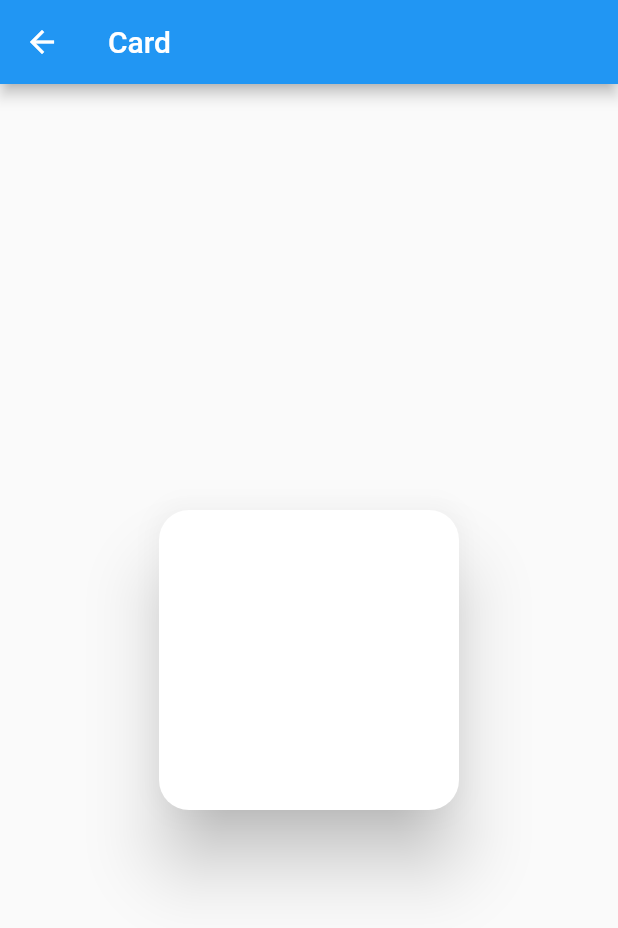
After one commit to jihanislam007/ict_flutter_development_batch3, a Flutter app: the cards screen opened directly, on a phone screen of 412 x 824 dp. The commit adds this screen. Shown: the top 928 px of the screen. Run offline on Flutter 3.47's test engine with Material 2 defaults, Android fonts, the phone set to English and light mode, and no system bars; network calls fail.

Commit message:
class 13

```diff
--- /dev/null
+++ b/lib/Cards.dart
@@ -0,0 +1,36 @@
+import 'package:flutter/material.dart';
+
+class cards extends StatelessWidget {
+  const cards({Key? key}) : super(key: key);
+
+  @override
+  Widget build(BuildContext context) {
+    return Scaffold(
+      appBar: AppBar(
+        title: Text("Card"),
+      ),
+      body: SafeArea(
+        child: Center(
+          child: Column(
+            mainAxisAlignment: MainAxisAlignment.center,
+            children: [
+
+              Card(
+                elevation: 20,
+                shape: RoundedRectangleBorder(
+                  borderRadius: BorderRadius.all(Radius.circular(20))
+                ),
+                child: Container(
+                  width: 200,
+                  height: 200,
+                  //color: Colors.red,
+                ),
+              )
+
+            ],
+          ),
+        ),
+      ),
+    );
+  }
+}
--- a/lib/main.dart
+++ b/lib/main.dart
@@ -1,18 +1,19 @@
 import 'package:flutter/material.dart';
 
 import 'PageOne.dart';
+import 'Stacks.dart';
 
 void main() {
   runApp(MyApp());
 }
 
 class MyApp extends StatelessWidget {
+  const MyApp({Key? key}) : super(key: key);
+
   @override
   Widget build(BuildContext context) {
     return MaterialApp(
-        home: PageOne()
-              //SecondPage()
-
-        );
+     home: PageOne(),
+    );
   }
 }
```
Also changed, not shown: lib/Expandeds.dart (added, +41 -0 lines), lib/PageOne.dart (+13 -0 lines).
